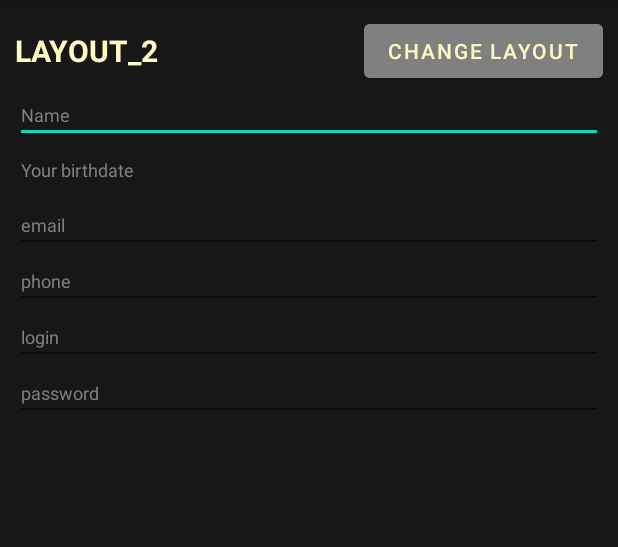
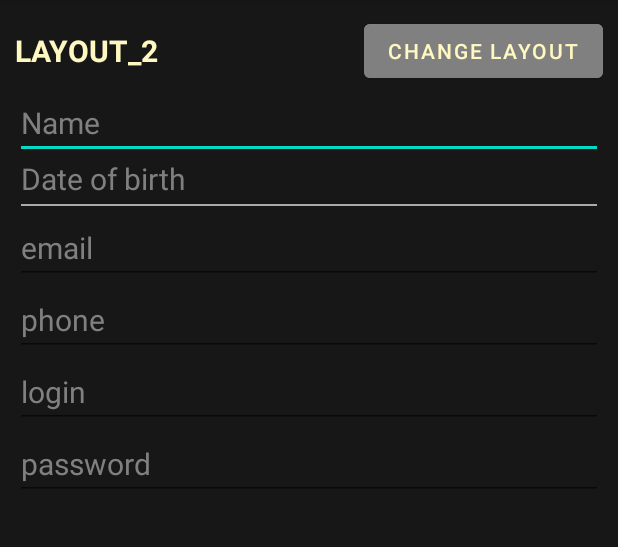
Before and after one commit to DmitryXIII/Lesson_1_application_11nov2021, an Android app: the screen it shows after launch (SecondLayout), after a tap on "CHANGE LAYOUT", on a phone screen of 412 x 824 dp, the part 84-631 px from its top. Run offline under Robolectric (Android 15) with nearby library versions, the phone set to English and light mode, and no system bars.

Commit message:
layout 2 released

```diff
--- a/app/src/main/java/com/ineedyourcode/lesson1application11nov2021/MainActivity.java
+++ b/app/src/main/java/com/ineedyourcode/lesson1application11nov2021/MainActivity.java
@@ -25,7 +25,7 @@ import android.widget.Toast;
 import android.widget.ToggleButton;
 
 public class MainActivity extends AppCompatActivity {
-    private static int clickCounter;
+    protected static int clickCounter;
 
 
     @Override
@@ -87,6 +87,9 @@ public class MainActivity extends AppCompatActivity {
                 toastYouAreDeveloper.setGravity(Gravity.BOTTOM, 0, 0);
                 toastYouAreDeveloper.show();
             }
+            if (clickCounter > 7) {
+                clickCounter = 0;
+            }
         });
     }
 }
--- a/app/src/main/java/com/ineedyourcode/lesson1application11nov2021/SecondLayout.java
+++ b/app/src/main/java/com/ineedyourcode/lesson1application11nov2021/SecondLayout.java
@@ -2,7 +2,9 @@ package com.ineedyourcode.lesson1application11nov2021;
 
 import android.content.Intent;
 import android.os.Bundle;
+import android.transition.TransitionManager;
 import android.view.View;
+import android.view.ViewGroup;
 import android.widget.Button;
 import android.widget.CalendarView;
 import android.widget.TextView;
@@ -17,6 +19,8 @@ public class SecondLayout extends AppCompatActivity {
         super.onCreate(savedInstanceState);
         setContentView(R.layout.activity_second_layout);
 
+        ViewGroup tContainer = findViewById(R.id.layout_second_activity);
+
         Button btnChangeLayout2to1 = findViewById(R.id.btn_change_layout_2_to_1);
         TextView txtBirthDate = findViewById(R.id.txt_birthdate);
         CalendarView calendar = findViewById(R.id.calendar);
@@ -27,7 +31,10 @@ public class SecondLayout extends AppCompatActivity {
             startActivity(intent);
         });
 
-        txtBirthDate.setOnClickListener(v -> calendar.setVisibility(View.VISIBLE));
+        txtBirthDate.setOnClickListener(v -> {
+            TransitionManager.beginDelayedTransition(tContainer);
+            calendar.setVisibility(View.VISIBLE);
+        });
 
         calendar.setOnDateChangeListener((view, year, month, dayOfMonth) -> {
             int mYear = year;
@@ -37,6 +44,7 @@ public class SecondLayout extends AppCompatActivity {
                     .append(String.valueOf(mMonth + 1).length() < 2 ? "0" + (mMonth + 1) : (mMonth + 1)).append(".")
                     .append(mYear).toString();
             txtBirthDate.setText(selectedDate);
+            TransitionManager.beginDelayedTransition(tContainer);
             calendar.setVisibility(View.GONE);
         });
     }
--- a/app/src/main/res/layout/activity_second_layout.xml
+++ b/app/src/main/res/layout/activity_second_layout.xml
@@ -1,5 +1,6 @@
 <?xml version="1.0" encoding="utf-8"?>
 <LinearLayout xmlns:android="http://schemas.android.com/apk/res/android"
+    android:id="@+id/layout_second_activity"
     android:layout_width="match_parent"
     android:layout_height="match_parent"
     android:background="@color/dark_grey"
@@ -54,28 +55,46 @@
         android:inputType="textPersonName"
         android:textColor="@color/light_yellow"
         android:textColorHint="@color/light_grey"
-        android:textSize="12sp" />
+        android:textSize="20sp" />
 
     <TextView
         android:id="@+id/txt_birthdate"
         android:layout_width="match_parent"
-        android:layout_height="36dp"
+        android:layout_height="30dp"
+        android:gravity="bottom"
+        android:hint="Date of birth"
         android:paddingLeft="4dp"
-        android:gravity="center_vertical"
-        android:hint="Your birthdate"
+        android:paddingBottom="3dp"
         android:textColor="@color/light_yellow"
         android:textColorHint="@color/light_grey"
-        android:textSize="12sp" />
+        android:textSize="20sp" />
+
+    <View
+        android:layout_width="match_parent"
+        android:layout_height="1dp"
+        android:layout_marginLeft="4dp"
+        android:layout_marginRight="4dp"
+        android:background="@color/underline" />
+
+    <CalendarView
+        android:id="@+id/calendar"
+        android:layout_width="wrap_content"
+        android:layout_height="wrap_content"
+        android:layout_gravity="center"
+        android:layout_marginTop="8dp"
+        android:background="@color/light_grey"
+        android:firstDayOfWeek="2" />
 
     <EditText
         android:id="@+id/etxt_email"
         android:layout_width="match_parent"
         android:layout_height="wrap_content"
+        android:layout_marginTop="4dp"
         android:hint="email"
         android:inputType="textEmailAddress"
         android:textColor="@color/light_yellow"
         android:textColorHint="@color/light_grey"
-        android:textSize="12sp" />
+        android:textSize="20sp" />
 
     <EditText
         android:id="@+id/etxt_phone"
@@ -85,7 +104,7 @@
         android:inputType="phone"
         android:textColor="@color/light_yellow"
         android:textColorHint="@color/light_grey"
-        android:textSize="12sp" />
+        android:textSize="20sp" />
 
     <EditText
         android:id="@+id/etxt_login"
@@ -95,7 +114,7 @@
         android:inputType="text"
         android:textColor="@color/light_yellow"
         android:textColorHint="@color/light_grey"
-        android:textSize="12sp" />
+        android:textSize="20sp" />
 
     <EditText
         android:id="@+id/etxt_password"
@@ -105,14 +124,7 @@
         android:inputType="textPassword"
         android:textColor="@color/light_yellow"
         android:textColorHint="@color/light_grey"
-        android:textSize="12sp" />
+        android:textSize="20sp" />
 
-    <CalendarView
-        android:id="@+id/calendar"
-        android:layout_width="wrap_content"
-        android:layout_height="wrap_content"
-        android:layout_gravity="center"
-        android:layout_marginTop="8dp"
-        android:background="@color/light_grey"
-        android:firstDayOfWeek="2" />
+
 </LinearLayout>
--- a/app/src/main/res/values/colors.xml
+++ b/app/src/main/res/values/colors.xml
@@ -13,4 +13,5 @@
     <color name="red">#FF1100</color>
     <color name="dark_grey">#171717</color>
     <color name="light_grey">#808080</color>
+    <color name="underline">#AAAAAA</color>
 </resources>
```
